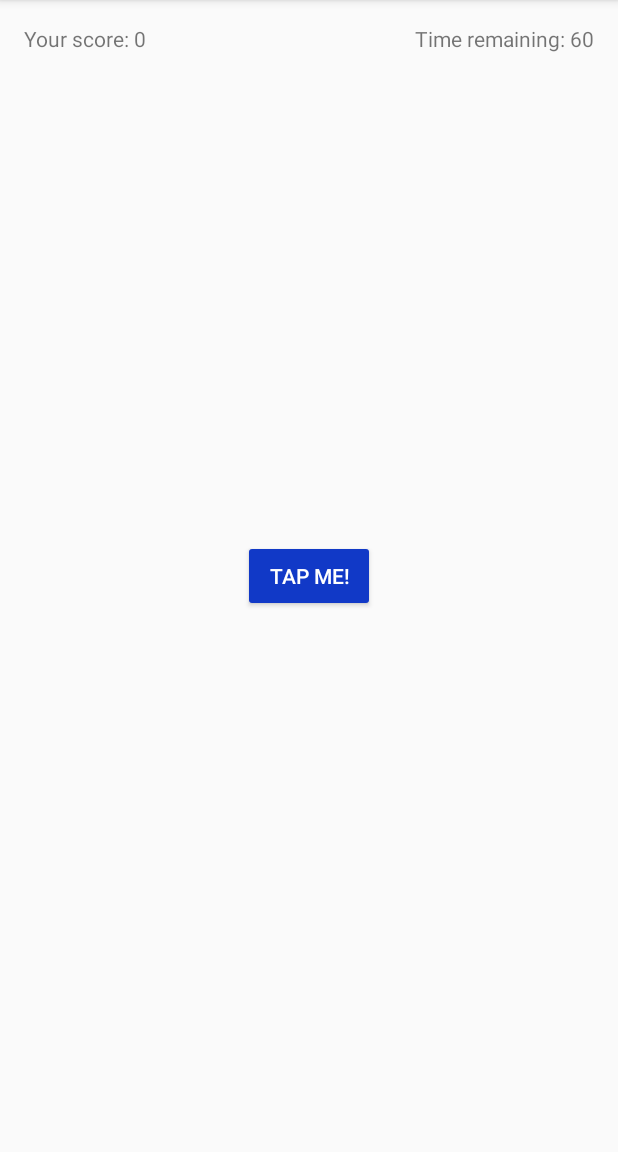
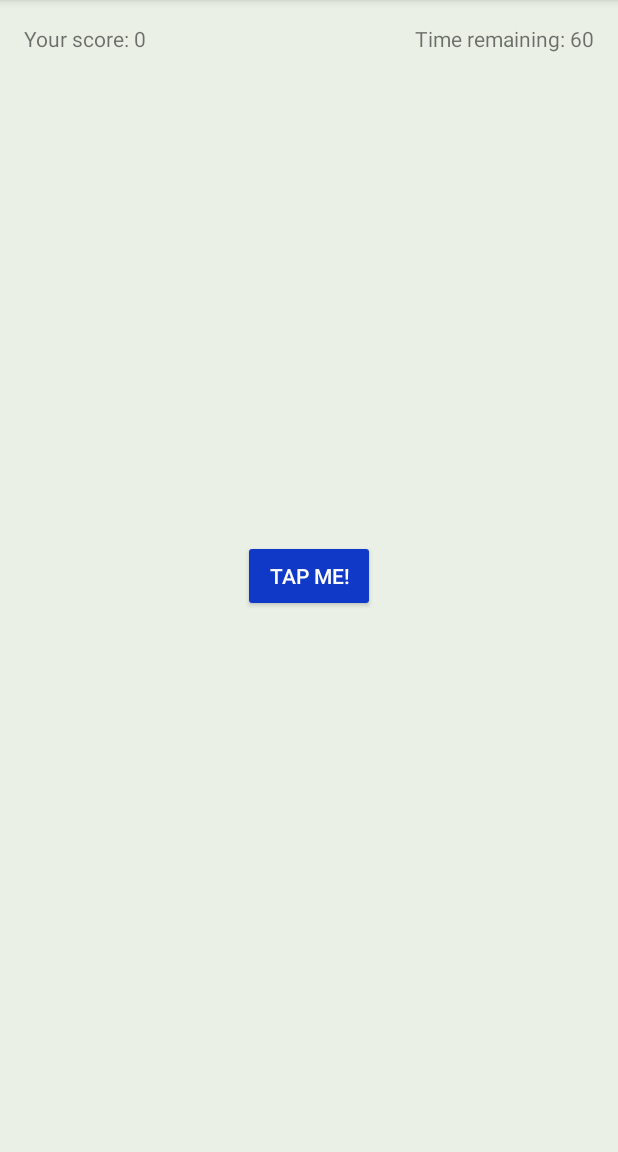
Before and after one commit to erikrios/time-fighter, an Android app: the screen it shows after launch (MainActivity), on a phone screen of 412 x 824 dp, the part 84-1236 px from its top. Run offline under Robolectric (Android 15) with nearby library versions, the phone set to English and light mode, and no system bars.

Commit message:
Change color

```diff
--- a/app/src/main/res/layout/activity_main.xml
+++ b/app/src/main/res/layout/activity_main.xml
@@ -4,6 +4,7 @@
     xmlns:tools="http://schemas.android.com/tools"
     android:layout_width="match_parent"
     android:layout_height="match_parent"
+    android:background="@color/colorBackground"
     tools:context=".MainActivity">
 
     <TextView
--- a/app/src/main/res/values/colors.xml
+++ b/app/src/main/res/values/colors.xml
@@ -3,4 +3,5 @@
     <color name="colorPrimary">#13AA21</color>
     <color name="colorPrimaryDark">#2A8D2F</color>
     <color name="colorAccent">#1139C7</color>
+    <color name="colorBackground">#EAF0E6</color>
 </resources>
```
